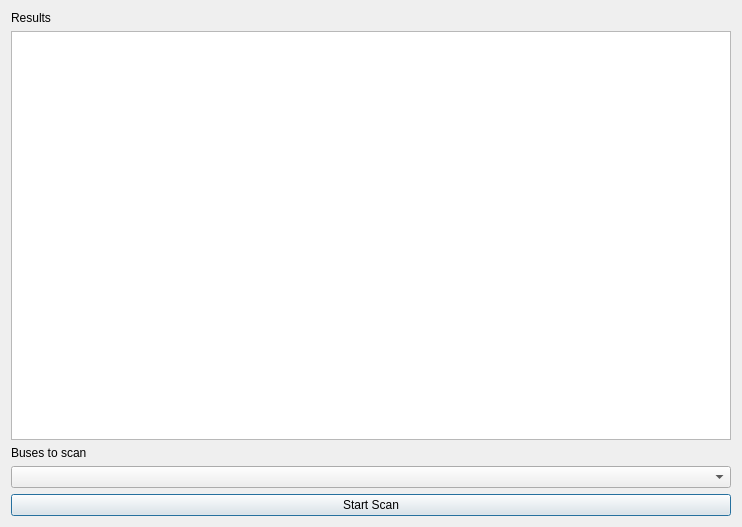
First picture: the form in udsscanwindow.ui, repository collin80/SavvyCAN, before the edit.
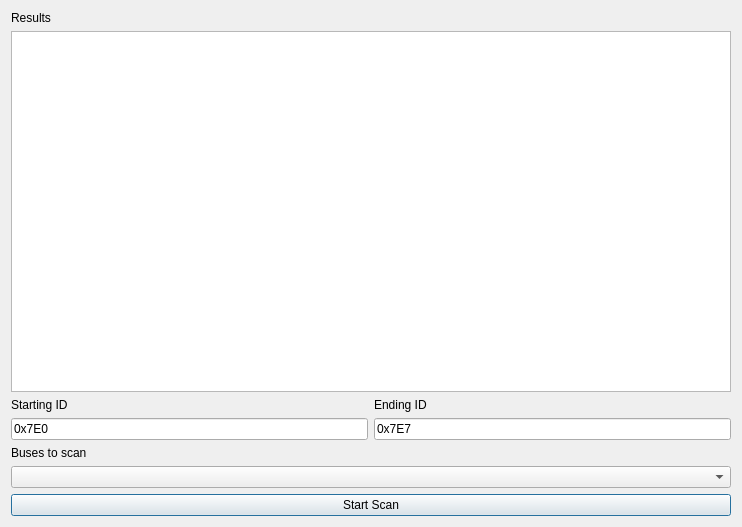
Second picture: the form after the edit.

Commit message: Fix potential crash bug in serial worker, add ability to define ECU scanning range in UDS scanner

Diff of the .ui file:
```diff
--- a/udsscanwindow.ui
+++ b/udsscanwindow.ui
@@ -24,6 +24,46 @@
    <item>
     <widget class="QListWidget" name="listResults"/>
    </item>
+   <item>
+    <layout class="QHBoxLayout" name="horizontalLayout">
+     <item>
+      <layout class="QVBoxLayout" name="verticalLayout_3">
+       <item>
+        <widget class="QLabel" name="label_4">
+         <property name="text">
+          <string>Starting ID</string>
+         </property>
+        </widget>
+       </item>
+       <item>
+        <widget class="QLineEdit" name="txtStartID">
+         <property name="text">
+          <string>0x7E0</string>
+         </property>
+        </widget>
+       </item>
+      </layout>
+     </item>
+     <item>
+      <layout class="QVBoxLayout" name="verticalLayout_2">
+       <item>
+        <widget class="QLabel" name="label_3">
+         <property name="text">
+          <string>Ending ID</string>
+         </property>
+        </widget>
+       </item>
+       <item>
+        <widget class="QLineEdit" name="txtEndID">
+         <property name="text">
+          <string>0x7E7</string>
+         </property>
+        </widget>
+       </item>
+      </layout>
+     </item>
+    </layout>
+   </item>
    <item>
     <widget class="QLabel" name="label">
      <property name="text">
```
The commit also changes 2 other files.
